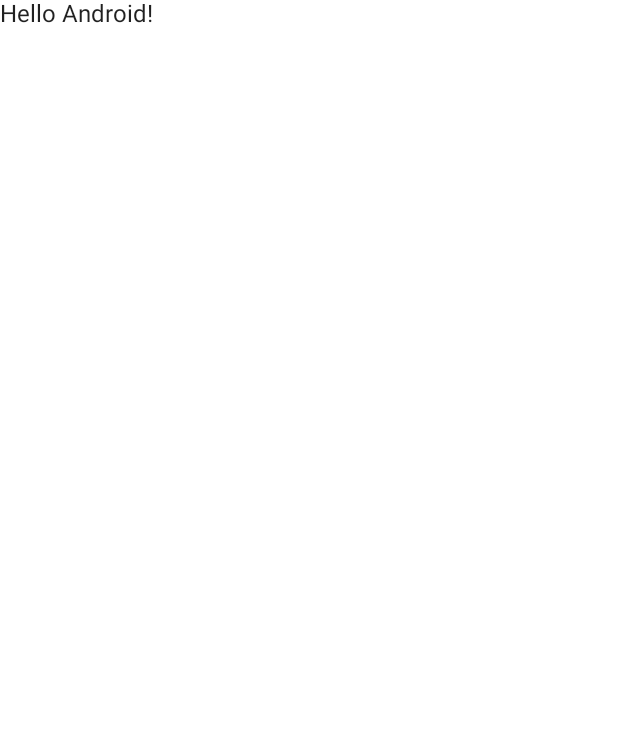
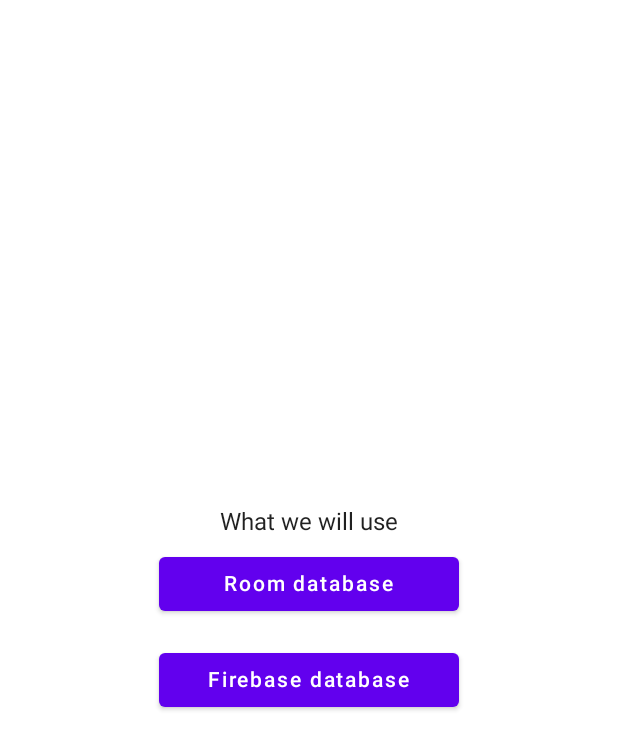
Before and after one commit to PodushkaPIR/YouCanApp, an Android app built with Jetpack Compose: the screen it shows after launch (MainActivity), on a phone screen of 412 x 824 dp. Before the commit the part shown is almost empty. Shown: the top 750 px of the screen. Run offline under Robolectric (Android 15) with nearby library versions, the phone set to English and light mode, and no system bars.

Commit message:
Main navigation

```diff
--- a/app/build.gradle
+++ b/app/build.gradle
@@ -60,4 +60,7 @@ dependencies {
     androidTestImplementation "androidx.compose.ui:ui-test-junit4:$compose_ui_version"
     debugImplementation "androidx.compose.ui:ui-tooling:$compose_ui_version"
     debugImplementation "androidx.compose.ui:ui-test-manifest:$compose_ui_version"
+
+    def nav_version = "2.5.3"
+    implementation("androidx.navigation:navigation-compose:$nav_version")
 }
--- a/app/src/main/java/com/example/youcan/MainActivity.kt
+++ b/app/src/main/java/com/example/youcan/MainActivity.kt
@@ -10,6 +10,7 @@ import androidx.compose.material.Text
 import androidx.compose.runtime.Composable
 import androidx.compose.ui.Modifier
 import androidx.compose.ui.tooling.preview.Preview
+import com.example.youcan.navigation.AppNavHost
 import com.example.youcan.ui.theme.YouCanTheme
 
 class MainActivity : ComponentActivity() {
@@ -19,7 +20,7 @@ class MainActivity : ComponentActivity() {
             YouCanTheme {
                 // A surface container using the 'background' color from the theme
                 Surface(modifier = Modifier.fillMaxSize(), color = MaterialTheme.colors.background) {
-                    Greeting("Android")
+                    AppNavHost()
                 }
             }
         }
--- /dev/null
+++ b/app/src/main/java/com/example/youcan/navigation/AppNavHost.kt
@@ -0,0 +1,30 @@
+package com.example.youcan.navigation
+
+import androidx.compose.runtime.Composable
+import androidx.navigation.compose.NavHost
+import androidx.navigation.compose.composable
+import androidx.navigation.compose.rememberNavController
+import com.example.youcan.screens.AddScreen
+import com.example.youcan.screens.MainScreen
+import com.example.youcan.screens.NoteScreen
+import com.example.youcan.screens.StartScreen
+
+sealed class NavRoute(val route: String){
+    object Start: NavRoute("start_screen")
+    object Main: NavRoute("main_screen")
+    object Add: NavRoute("add_screen")
+    object Note: NavRoute("note_screen")
+
+}
+
+@Composable
+fun AppNavHost(){
+    val navController = rememberNavController()
+
+    NavHost(navController = navController, startDestination = NavRoute.Start.route){
+        composable(NavRoute.Start.route){ StartScreen(navController = navController) }
+        composable(NavRoute.Main.route){ MainScreen(navController = navController) }
+        composable(NavRoute.Add.route){ AddScreen(navController = navController) }
+        composable(NavRoute.Note.route){ NoteScreen(navController = navController) }
+    }
+}
--- /dev/null
+++ b/app/src/main/java/com/example/youcan/screens/Start.kt
@@ -0,0 +1,58 @@
+package com.example.youcan.screens
+
+import androidx.compose.foundation.layout.*
+import androidx.compose.material.Button
+import androidx.compose.material.Scaffold
+import androidx.compose.material.Text
+import androidx.compose.runtime.Composable
+import androidx.compose.ui.Alignment
+import androidx.compose.ui.Modifier
+import androidx.compose.ui.tooling.preview.Preview
+import androidx.compose.ui.unit.dp
+import androidx.navigation.NavHostController
+import androidx.navigation.compose.rememberNavController
+import com.example.youcan.navigation.NavRoute
+import com.example.youcan.ui.theme.YouCanTheme
+
+@Composable
+fun StartScreen(navController: NavHostController) {
+    Scaffold(
+        modifier = Modifier.fillMaxSize()
+    ) {
+        Column(
+            modifier = Modifier.fillMaxSize(),
+            horizontalAlignment = Alignment.CenterHorizontally,
+            verticalArrangement = Arrangement.Center
+        ) {
+            Text(text = "What we will use")
+            Button(
+                onClick = {
+                    navController.navigate(route = NavRoute.Main.route)
+                },
+                modifier = Modifier
+                    .width(200.dp)
+                    .padding(vertical = 8.dp)
+            ) {
+                Text(text = "Room database")
+            }
+            Button(
+                onClick = {
+                    navController.navigate(route = NavRoute.Main.route)
+                },
+                modifier = Modifier
+                    .width(200.dp)
+                    .padding(vertical = 8.dp)
+            ) {
+                Text(text = "Firebase database")
+            }
+        }
+    }
+}
+
+@Preview(showBackground = true)
+@Composable
+fun PrevStartScreen(){
+    YouCanTheme {
+        StartScreen(navController = rememberNavController())
+    }
+}
```
Also changed, not shown: app/src/main/java/com/example/youcan/screens/Add.kt (added, +8 -0 lines), app/src/main/java/com/example/youcan/screens/Main.kt (added, +80 -0 lines), app/src/main/java/com/example/youcan/screens/Note.kt (added, +10 -0 lines).
